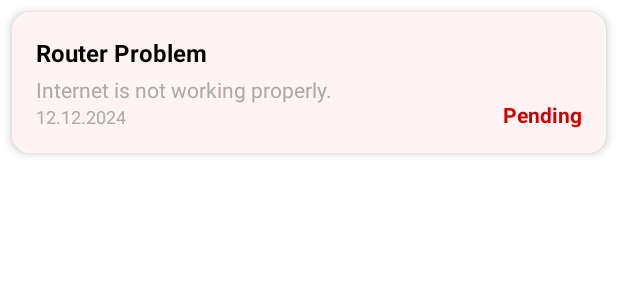
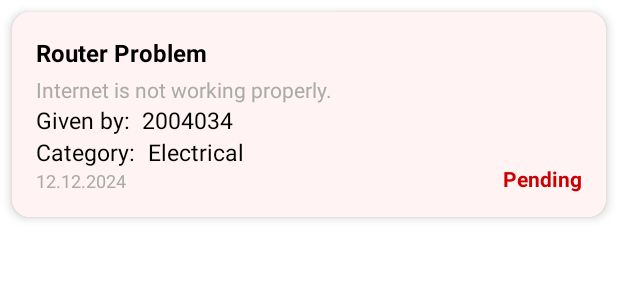
Before and after one commit to Arafat-Porosh/HallEase, an Android app: the layout item_complaint_history.xml on its own in the app's theme, with its tools: preview values and no code run, on a phone screen of 412 x 824 dp. Shown: the top 300 px of the screen. Run offline under Robolectric (Android 15) with nearby library versions, the phone set to English and light mode, and no system bars.

Commit message:
complaint by particular student stored

```diff
--- a/app/src/main/java/com/arafatporosh/hallmanagement/Complaint.kt
+++ b/app/src/main/java/com/arafatporosh/hallmanagement/Complaint.kt
@@ -2,8 +2,11 @@ package com.arafatporosh.hallmanagement
 
 data class Complaint(
     val id: String? = null,
+    val studentID: String = "",
     val heading: String = "",
     val details: String = "",
+    val type: String = "",
     val timestamp: Long = 0L,
     val status: String = ""
+
 )
--- a/app/src/main/res/layout/item_complaint_history.xml
+++ b/app/src/main/res/layout/item_complaint_history.xml
@@ -2,6 +2,7 @@
 <androidx.cardview.widget.CardView
     xmlns:android="http://schemas.android.com/apk/res/android"
     xmlns:app="http://schemas.android.com/apk/res-auto"
+    xmlns:tools="http://schemas.android.com/tools"
     android:layout_width="match_parent"
     android:layout_height="wrap_content"
     android:layout_margin="8dp"
@@ -19,7 +20,7 @@
             android:id="@+id/tv_complaint_title"
             android:layout_width="0dp"
             android:layout_height="wrap_content"
-            android:text="Router Problem"
+            android:text="@string/router_problem"
             android:textStyle="bold"
             android:textSize="16sp"
             android:textColor="@android:color/black"
@@ -31,40 +32,83 @@
             android:id="@+id/tv_complaint_details"
             android:layout_width="0dp"
             android:layout_height="wrap_content"
-            android:text="Internet is not working properly."
+            android:layout_marginTop="4dp"
+            android:layout_marginEnd="56dp"
+            android:ellipsize="end"
+            android:maxLines="2"
+            android:text="@string/internet_is_not_working_properly"
+            android:textColor="@android:color/darker_gray"
             android:textSize="14sp"
-            android:textColor="@android:color/darker_gray"
-            android:maxLines="2"
-            android:ellipsize="end"
-            android:layout_marginEnd="56dp"
-            app:layout_constraintTop_toBottomOf="@id/tv_complaint_title"
+            app:layout_constraintEnd_toEndOf="parent"
             app:layout_constraintStart_toStartOf="parent"
-            app:layout_constraintEnd_toEndOf="parent"
-            app:layout_constraintBottom_toTopOf="@id/tv_complaint_date"
-            android:layout_marginTop="4dp" />
+            app:layout_constraintTop_toBottomOf="@id/tv_complaint_title" />
+
+        <TextView
+            android:id="@+id/tv_complaint_by"
+            android:layout_width="wrap_content"
+            android:layout_height="wrap_content"
+            android:text="@string/given_from"
+            android:textSize="15sp"
+            android:textColor="@color/black"
+            app:layout_constraintStart_toStartOf="parent"
+            app:layout_constraintTop_toBottomOf="@id/tv_complaint_details" />
+
+        <TextView
+            android:id="@+id/tv_complaint_by_ID"
+            android:layout_width="wrap_content"
+            android:layout_height="wrap_content"
+            android:layout_marginStart="8dp"
+            android:text="2004034"
+            android:textColor="@color/black"
+            android:textSize="15sp"
+            app:layout_constraintStart_toEndOf="@+id/tv_complaint_by"
+            app:layout_constraintTop_toBottomOf="@+id/tv_complaint_details" />
+
+        <TextView
+            android:id="@+id/tv_category"
+            android:layout_width="wrap_content"
+            android:layout_height="wrap_content"
+            android:text="Category:"
+            android:textSize="15sp"
+            android:textColor="@color/black"
+            app:layout_constraintStart_toStartOf="parent"
+            app:layout_constraintTop_toBottomOf="@id/tv_complaint_by" />
+
+        <TextView
+            android:id="@+id/tv_category_name"
+            android:layout_width="wrap_content"
+            android:layout_height="wrap_content"
+            android:layout_marginStart="8dp"
+            android:text="Electrical"
+            android:textColor="@color/black"
+            android:textSize="15sp"
+            app:layout_constraintStart_toEndOf="@+id/tv_category"
+            app:layout_constraintTop_toBottomOf="@+id/tv_complaint_by" />
 
         <TextView
             android:id="@+id/tv_complaint_date"
             android:layout_width="wrap_content"
             android:layout_height="wrap_content"
-            android:text="12.12.2024"
+            android:text="@string/_12_12_2024"
             android:textSize="12sp"
             android:textColor="@android:color/darker_gray"
             app:layout_constraintStart_toStartOf="parent"
-            app:layout_constraintTop_toBottomOf="@id/tv_complaint_details"
+            app:layout_constraintTop_toBottomOf="@id/tv_category"
             app:layout_constraintBottom_toBottomOf="parent" />
 
         <TextView
             android:id="@+id/tv_complaint_status"
             android:layout_width="wrap_content"
             android:layout_height="wrap_content"
-            android:text="Pending"
+            android:text="@string/pending"
             android:textSize="14sp"
             android:textStyle="bold"
             android:textColor="@android:color/holo_red_dark"
             app:layout_constraintEnd_toEndOf="parent"
             app:layout_constraintBottom_toBottomOf="parent" />
 
+
+
     </androidx.constraintlayout.widget.ConstraintLayout>
 
 </androidx.cardview.widget.CardView>
--- a/app/src/main/res/values/strings.xml
+++ b/app/src/main/res/values/strings.xml
@@ -62,6 +62,11 @@
     <string name="room_no_a502">Room No: A502</string>
     <string name="complaints">Complaints</string>
     <string name="user_name">User Name</string>
+    <string name="select_the_type_of_complaint">Select the type of complaint</string>
+    <string name="internet_is_not_working_properly">Internet is not working properly.</string>
+    <string name="_12_12_2024">12.12.2024</string>
+    <string name="given_from_2004034">Given from: 2004034</string>
+    <string name="given_from">Given by:</string>
     <string-array name="complaint_types">
         <item>Electrical Issue</item>
         <item>Water Leakage</item>
```
Also changed, not shown: app/src/main/java/com/arafatporosh/hallmanagement/ComplaintHistoryAdapter.kt (+6 -2 lines), app/src/main/java/com/arafatporosh/hallmanagement/createComplaint.kt (+27 -9 lines), app/src/main/res/layout/activity_create_complaint.xml (+24 -2 lines).
